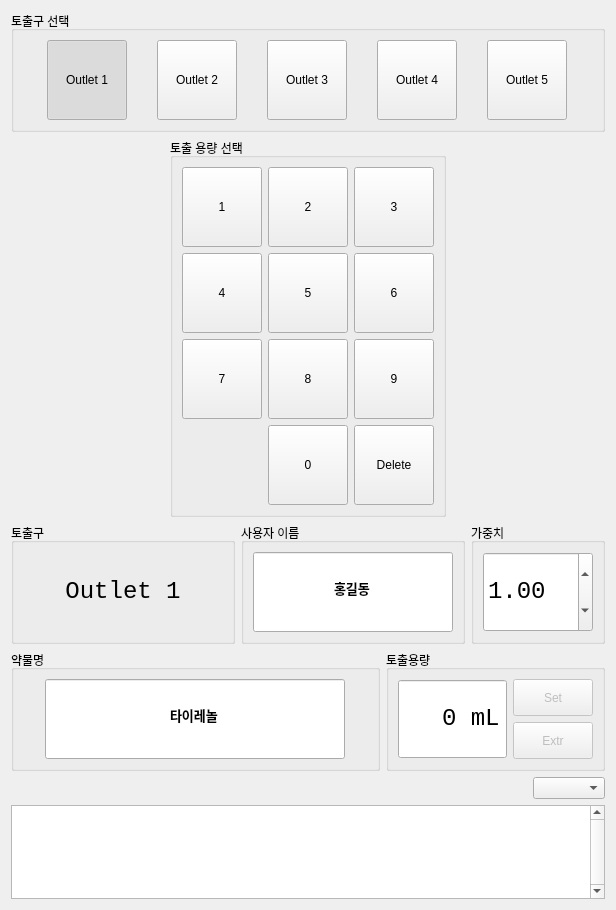
Before: the Qt Designer form Python/MainWidget.ui in cwal1220/arduino-solenoid, drawn with Qt 5.
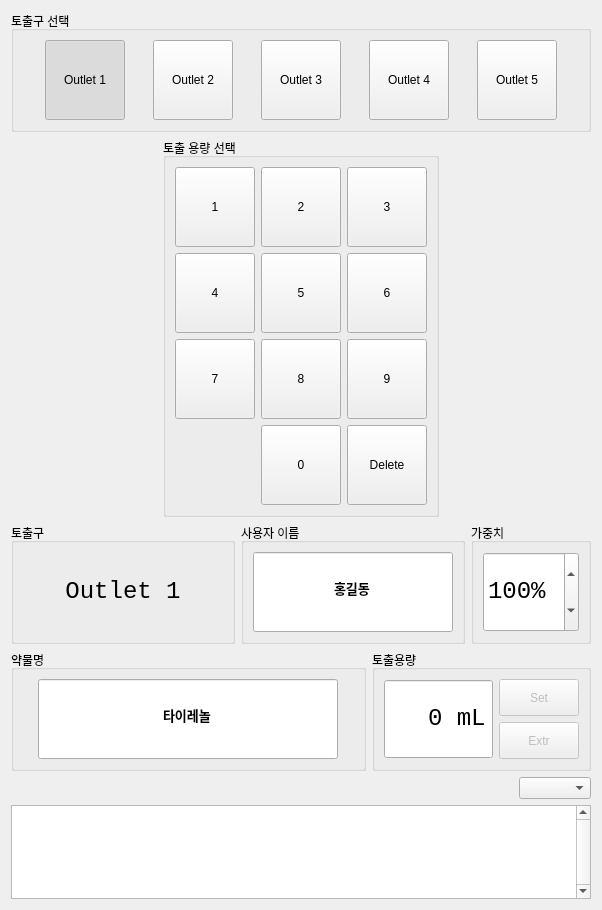
After: the same form once the commit is applied.

What changed in the file:
```diff
--- a/Python/MainWidget.ui
+++ b/Python/MainWidget.ui
@@ -588,7 +588,7 @@
        </property>
        <layout class="QVBoxLayout" name="verticalLayout_3">
         <item>
-         <widget class="QDoubleSpinBox" name="weightSpinBox">
+         <widget class="QSpinBox" name="weightSpinBox">
           <property name="minimumSize">
            <size>
             <width>0</width>
@@ -601,11 +601,23 @@
             <pointsize>18</pointsize>
            </font>
           </property>
+          <property name="suffix">
+           <string>%</string>
+          </property>
+          <property name="prefix">
+           <string/>
+          </property>
+          <property name="minimum">
+           <number>0</number>
+          </property>
+          <property name="maximum">
+           <number>200</number>
+          </property>
           <property name="singleStep">
-           <double>0.010000000000000</double>
+           <number>1</number>
           </property>
           <property name="value">
-           <double>1.000000000000000</double>
+           <number>100</number>
           </property>
          </widget>
         </item>
```
